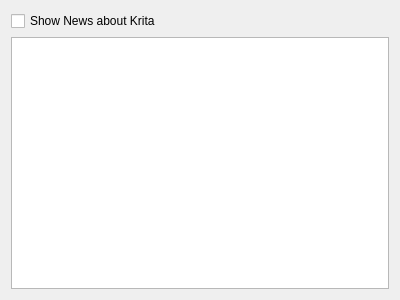
The window that libs/ui/forms/KisNewsPage.ui (KDE/krita) describes before a commit, drawn with Qt 5.
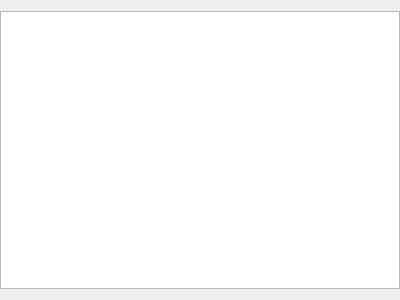
The same window after the commit.

Commit message: Condense News widget UI a bit

The edit to the form file:
```diff
--- a/libs/ui/forms/KisNewsPage.ui
+++ b/libs/ui/forms/KisNewsPage.ui
@@ -11,16 +11,12 @@
    </rect>
   </property>
   <layout class="QVBoxLayout" name="verticalLayout">
-   <item>
-    <widget class="QCheckBox" name="chkShowNews">
-     <property name="toolTip">
-      <string>Show news about Krita: this needs internet to retrieve information from the krita.org website</string>
-     </property>
-     <property name="text">
-      <string>Show News about Krita</string>
-     </property>
-    </widget>
-   </item>
+   <property name="leftMargin">
+    <number>0</number>
+   </property>
+   <property name="rightMargin">
+    <number>0</number>
+   </property>
    <item>
     <widget class="QListView" name="listNews"/>
    </item>
```
The commit also changes 5 other files.
